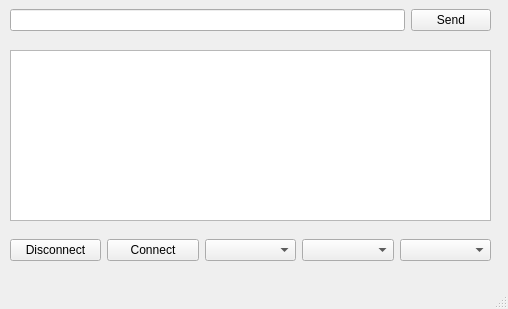
This is pyMonitor Qt Designer/front_end.ui in ahmedalkabir/pyMonitor as Qt 5 draws it before an edit. The edited form follows.
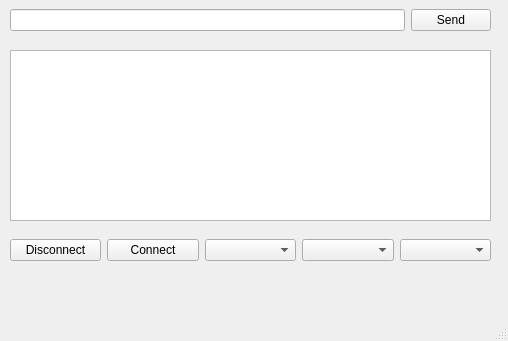
This is the edited form.

Commit message: Rename Object Name of Widget for better Develompent

Diff of the .ui file:
```diff
--- a/pyMonitor Qt Designer/front_end.ui
+++ b/pyMonitor Qt Designer/front_end.ui
@@ -7,7 +7,7 @@
     <x>0</x>
     <y>0</y>
     <width>508</width>
-    <height>309</height>
+    <height>341</height>
    </rect>
   </property>
   <property name="windowTitle">
```
Left out of the diff: 6 changed lines with no effect on the pictures. The commit also changes 1 other file.
